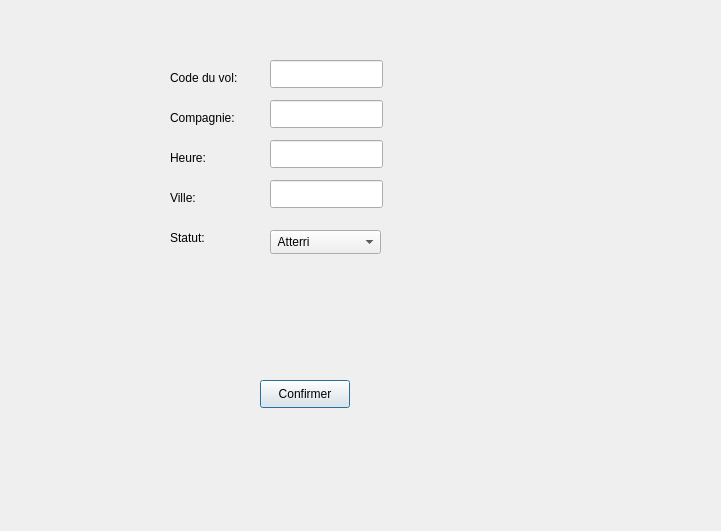
ycamlad/GestionDeVol, file Interface/AjouterArrivee.ui: the form before one commit.
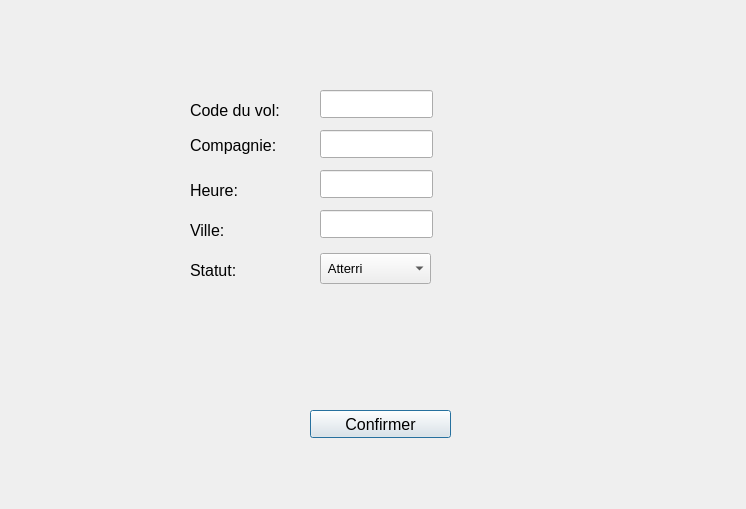
The form after the commit.

Patch:
```diff
--- a/Interface/AjouterArrivee.ui
+++ b/Interface/AjouterArrivee.ui
@@ -2,24 +2,27 @@
 <ui version="4.0">
  <class>AjouterArrivee</class>
  <widget class="QDialog" name="AjouterArrivee">
+  <property name="enabled">
+   <bool>true</bool>
+  </property>
   <property name="geometry">
    <rect>
     <x>0</x>
     <y>0</y>
-    <width>721</width>
-    <height>531</height>
+    <width>746</width>
+    <height>509</height>
    </rect>
   </property>
   <property name="minimumSize">
    <size>
-    <width>721</width>
-    <height>531</height>
+    <width>746</width>
+    <height>509</height>
    </size>
   </property>
   <property name="maximumSize">
    <size>
-    <width>721</width>
-    <height>531</height>
+    <width>746</width>
+    <height>509</height>
    </size>
   </property>
   <property name="windowTitle">
@@ -28,12 +31,17 @@
   <widget class="QLabel" name="label">
    <property name="geometry">
     <rect>
-     <x>170</x>
-     <y>70</y>
-     <width>81</width>
-     <height>16</height>
+     <x>190</x>
+     <y>100</y>
+     <width>101</width>
+     <height>21</height>
     </rect>
    </property>
+   <property name="font">
+    <font>
+     <pointsize>12</pointsize>
+    </font>
+   </property>
    <property name="text">
     <string>Code du vol:</string>
    </property>
@@ -41,12 +49,17 @@
   <widget class="QLabel" name="label_2">
    <property name="geometry">
     <rect>
-     <x>170</x>
-     <y>110</y>
-     <width>81</width>
-     <height>16</height>
+     <x>190</x>
+     <y>130</y>
+     <width>91</width>
+     <height>31</height>
     </rect>
    </property>
+   <property name="font">
+    <font>
+     <pointsize>12</pointsize>
+    </font>
+   </property>
    <property name="text">
     <string>Compagnie:</string>
    </property>
@@ -54,12 +67,17 @@
   <widget class="QLabel" name="label_3">
    <property name="geometry">
     <rect>
-     <x>170</x>
-     <y>150</y>
-     <width>58</width>
-     <height>16</height>
+     <x>190</x>
+     <y>180</y>
+     <width>61</width>
+     <height>21</height>
     </rect>
    </property>
+   <property name="font">
+    <font>
+     <pointsize>12</pointsize>
+    </font>
+   </property>
    <property name="text">
     <string>Heure:</string>
    </property>
@@ -67,12 +85,17 @@
   <widget class="QLabel" name="label_4">
    <property name="geometry">
     <rect>
-     <x>170</x>
-     <y>190</y>
+     <x>190</x>
+     <y>220</y>
      <width>58</width>
-     <height>16</height>
+     <height>21</height>
     </rect>
    </property>
+   <property name="font">
+    <font>
+     <pointsize>12</pointsize>
+    </font>
+   </property>
    <property name="text">
     <string>Ville:</string>
    </property>
@@ -80,12 +103,17 @@
   <widget class="QLabel" name="label_5">
    <property name="geometry">
     <rect>
-     <x>170</x>
-     <y>230</y>
-     <width>58</width>
-     <height>16</height>
+     <x>190</x>
+     <y>260</y>
+     <width>61</width>
+     <height>21</height>
     </rect>
    </property>
+   <property name="font">
+    <font>
+     <pointsize>12</pointsize>
+    </font>
+   </property>
    <property name="text">
     <string>Statut:</string>
    </property>
@@ -93,12 +121,17 @@
   <widget class="QComboBox" name="comboBox">
    <property name="geometry">
     <rect>
-     <x>270</x>
-     <y>230</y>
+     <x>320</x>
+     <y>253</y>
      <width>111</width>
-     <height>24</height>
+     <height>31</height>
     </rect>
    </property>
+   <property name="font">
+    <font>
+     <pointsize>10</pointsize>
+    </font>
+   </property>
    <item>
     <property name="text">
      <string> Atterri </string>
@@ -118,12 +151,17 @@
   <widget class="QLineEdit" name="lineEditVille">
    <property name="geometry">
     <rect>
-     <x>270</x>
-     <y>180</y>
+     <x>320</x>
+     <y>210</y>
      <width>113</width>
      <height>28</height>
     </rect>
    </property>
+   <property name="font">
+    <font>
+     <pointsize>10</pointsize>
+    </font>
+   </property>
    <property name="text">
     <string/>
    </property>
@@ -131,12 +169,17 @@
   <widget class="QLineEdit" name="lineEditHeure">
    <property name="geometry">
     <rect>
-     <x>270</x>
-     <y>140</y>
+     <x>320</x>
+     <y>170</y>
      <width>113</width>
      <height>28</height>
     </rect>
    </property>
+   <property name="font">
+    <font>
+     <pointsize>10</pointsize>
+    </font>
+   </property>
    <property name="text">
     <string/>
    </property>
@@ -144,12 +187,17 @@
   <widget class="QLineEdit" name="lineEditCompagnie">
    <property name="geometry">
     <rect>
-     <x>270</x>
-     <y>100</y>
+     <x>320</x>
+     <y>130</y>
      <width>113</width>
      <height>28</height>
     </rect>
    </property>
+   <property name="font">
+    <font>
+     <pointsize>10</pointsize>
+    </font>
+   </property>
    <property name="text">
     <string/>
    </property>
@@ -157,12 +205,17 @@
   <widget class="QLineEdit" name="lineEditCode">
    <property name="geometry">
     <rect>
-     <x>270</x>
-     <y>60</y>
+     <x>320</x>
+     <y>90</y>
      <width>113</width>
      <height>28</height>
     </rect>
    </property>
+   <property name="font">
+    <font>
+     <pointsize>10</pointsize>
+    </font>
+   </property>
    <property name="text">
     <string/>
    </property>
@@ -170,12 +223,17 @@
   <widget class="QPushButton" name="pushButtonConfirmerArrivee">
    <property name="geometry">
     <rect>
-     <x>260</x>
-     <y>380</y>
-     <width>90</width>
+     <x>310</x>
+     <y>410</y>
+     <width>141</width>
      <height>28</height>
     </rect>
    </property>
+   <property name="font">
+    <font>
+     <pointsize>12</pointsize>
+    </font>
+   </property>
    <property name="text">
     <string>Confirmer</string>
    </property>
```
